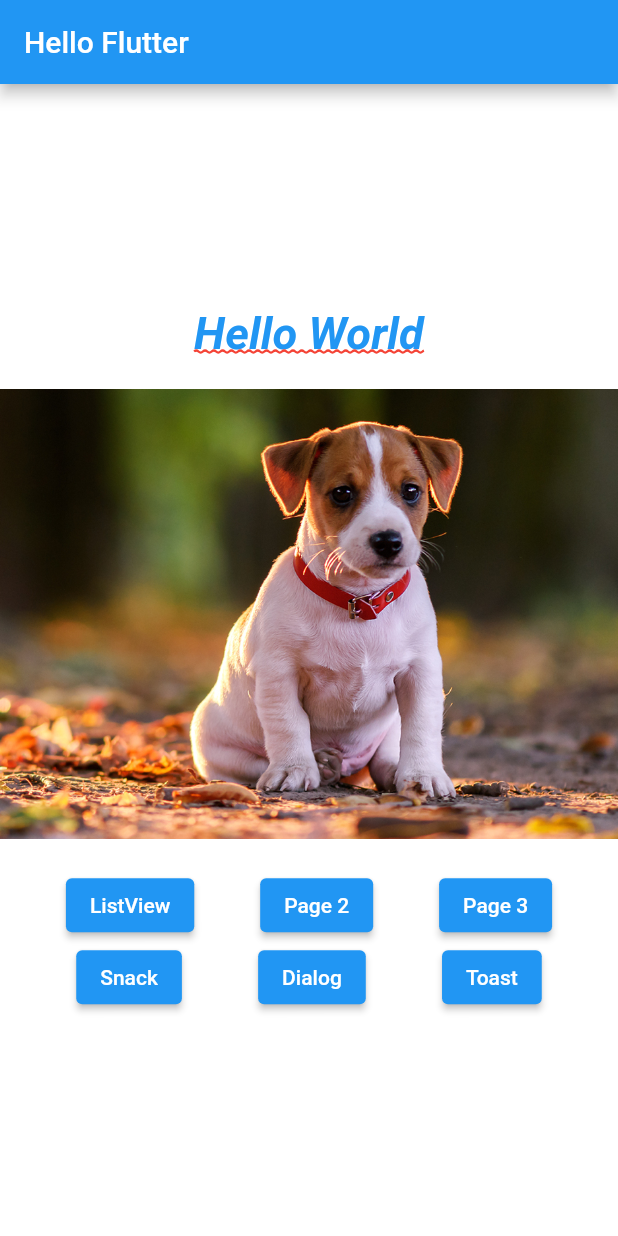
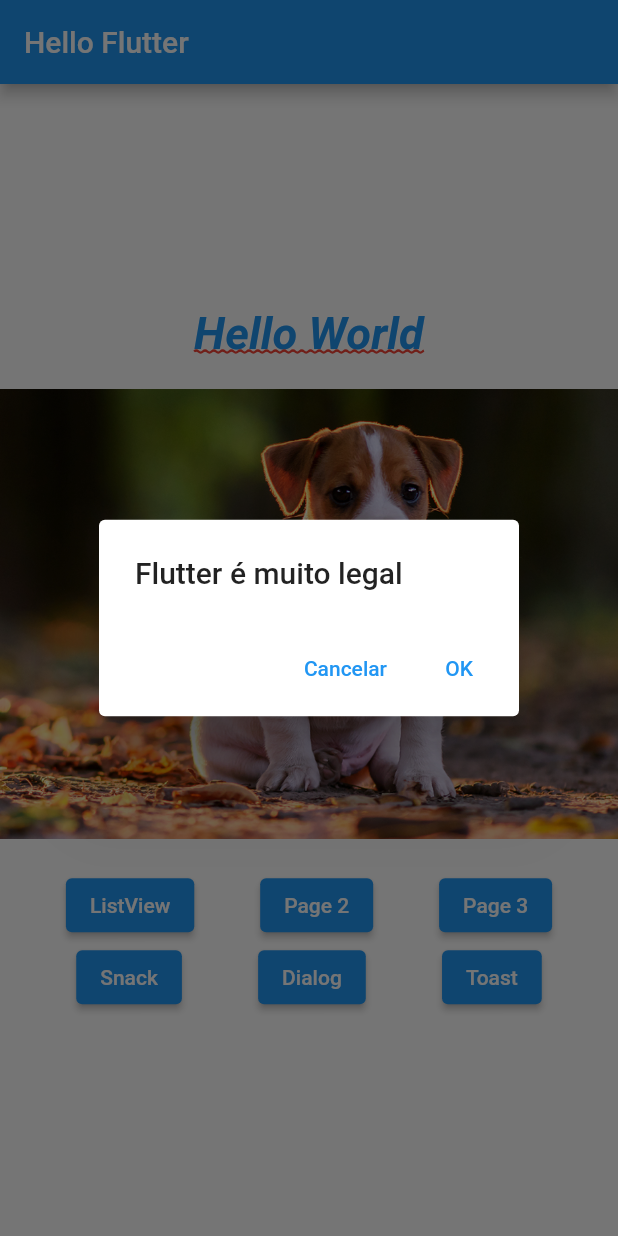
Before and after one commit to MatheusAngelicio/DogApp, a Flutter app: the screen it shows after launch, after a tap on "Dialog", on a phone screen of 412 x 824 dp. Run offline on Flutter 3.47's test engine with Material 2 defaults, Android fonts, the phone set to English and light mode, and no system bars; our stand-ins replace fluttertoast.

Commit message:
add toast

```diff
--- a/lib/pages/home_page.dart
+++ b/lib/pages/home_page.dart
@@ -3,6 +3,7 @@ import 'package:dogapp/pages/hello_page2.dart';
 import 'package:dogapp/pages/hello_page3.dart';
 import 'package:dogapp/utils/nav.dart';
 import 'package:flutter/material.dart';
+import 'package:fluttertoast/fluttertoast.dart';
 
 import 'hello_page1.dart';
 
@@ -22,18 +23,14 @@ class HomePage extends StatelessWidget {
       color: Colors.white,
       child: Column(
         mainAxisAlignment: MainAxisAlignment.center,
-        children: <Widget>[
-          _text(),
-          _pageView(),
-          _buttons(context)
-        ],
+        children: <Widget>[_text(), _pageView(), _buttons()],
       ),
     );
   }
 
   _pageView() {
     return Container(
-      margin: EdgeInsets.only(top:20, bottom: 20),
+      margin: EdgeInsets.only(top: 20, bottom: 20),
       height: 300,
       child: PageView(
         children: <Widget>[
@@ -47,46 +44,108 @@ class HomePage extends StatelessWidget {
     );
   }
 
-  _buttons(context) {
+  _buttons() {
+    return Builder(
+      builder: (BuildContext context) {
         return Column(
           children: <Widget>[
             Row(
               mainAxisAlignment: MainAxisAlignment.spaceEvenly,
               children: <Widget>[
-            ElevatedButton(onPressed: () { _onClickNavigator(context, HelloListView());},child: Text("ListView")),
-            ElevatedButton(onPressed: () { _onClickNavigator(context, HelloPage2());},child: Text("Page 2")),
-            ElevatedButton(onPressed: () { _onClickNavigator(context, HelloPage3());},child: Text("Page 3")),
+                ElevatedButton(
+                    onPressed: () {
+                      _onClickNavigator(context, HelloListView());
+                    },
+                    child: Text("ListView")),
+                ElevatedButton(
+                    onPressed: () {
+                      _onClickNavigator(context, HelloPage2());
+                    },
+                    child: Text("Page 2")),
+                ElevatedButton(
+                    onPressed: () {
+                      _onClickNavigator(context, HelloPage3());
+                    },
+                    child: Text("Page 3")),
               ],
             ),
             Row(
               mainAxisAlignment: MainAxisAlignment.spaceEvenly,
               children: <Widget>[
-            ElevatedButton(onPressed: () {},child: Text("Snack")),
-            ElevatedButton(onPressed: () {},child: Text("Dialog")),
-            ElevatedButton(onPressed: () {},child: Text("Toast")),
+                ElevatedButton(
+                    onPressed: () {
+                      _onClickSnack(context);
+                    },
+                    child: Text("Snack")),
+                ElevatedButton(onPressed: () { _onClickDialog(context);}, child: Text("Dialog")),
+                ElevatedButton(onPressed: () { _onClickToast();}, child: Text("Toast")),
               ],
             )
           ],
         );
-  }
-
-  x(text, context){
-   return ElevatedButton(onPressed: () {
-     push(context, HelloPage1());
-   }, child: Text(text));
+      },
+    );
   }
 
   _onClickNavigator(BuildContext context, Widget page) {
     push(context, page);
   }
 
-  _onClickSnack() {
+  _onClickSnack(context) {
+    ScaffoldMessenger.of(context).showSnackBar(
+      SnackBar(
+        content: Text("Ola flutter"),
+        action: SnackBarAction(
+          textColor: Colors.yellow,
+          label: "OK",
+          onPressed: () {
+            print("Ok");
+          },
+        ),
+      ),
+    );
   }
 
-  _onClickDialog() {
+  _onClickDialog(BuildContext context) {
+    showDialog(
+      context: context,
+      barrierDismissible: false,
+      builder: (context) {
+        return WillPopScope(
+          onWillPop: () async => false,
+          child: AlertDialog(
+            title: Text("Flutter é muito legal"),
+            actions: <Widget>[
+              TextButton(
+                child: Text("Cancelar"),
+                onPressed: () {
+                  Navigator.pop(context);
+                },
+              ),
+              TextButton(
+                child: Text("OK"),
+                onPressed: () {
+                  Navigator.pop(context);
+                  print("OK !!!");
+                },
+              )
+            ],
+          ),
+        );
+      },
+    );
   }
 
   _onClickToast() {
+    Fluttertoast.showToast(
+        msg: "Flutter é muito legal",
+        toastLength: Toast.LENGTH_LONG,
+        gravity: ToastGravity.CENTER,
+        timeInSecForIosWeb: 1,
+        backgroundColor: Colors.red,
+        textColor: Colors.white,
+        fontSize: 16.0
+    );
   }
 
   _img(String img) {
```
Also changed, not shown: pubspec.yaml (+2 -27 lines), pubspec.lock. Lines whose indentation alone changed are shown as unchanged.
